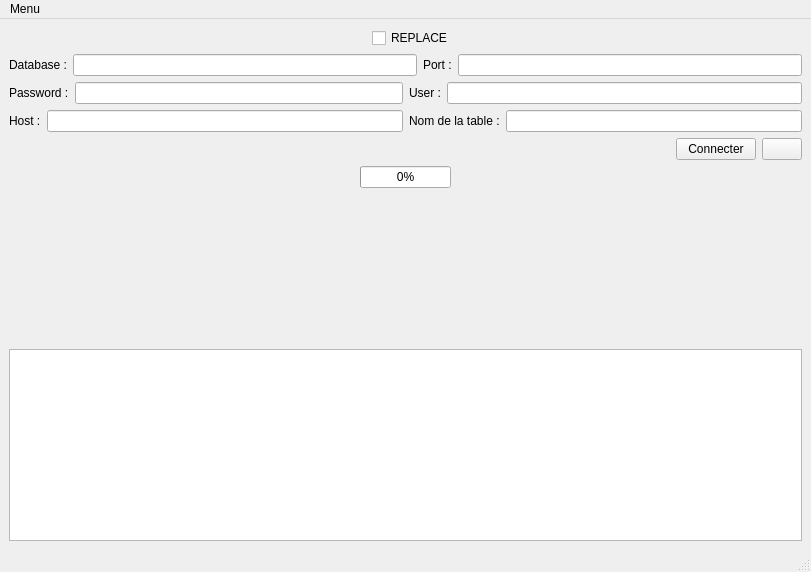
Maxime-Cllt/DataStorm, file src/insertwindow.ui: the form before one commit.
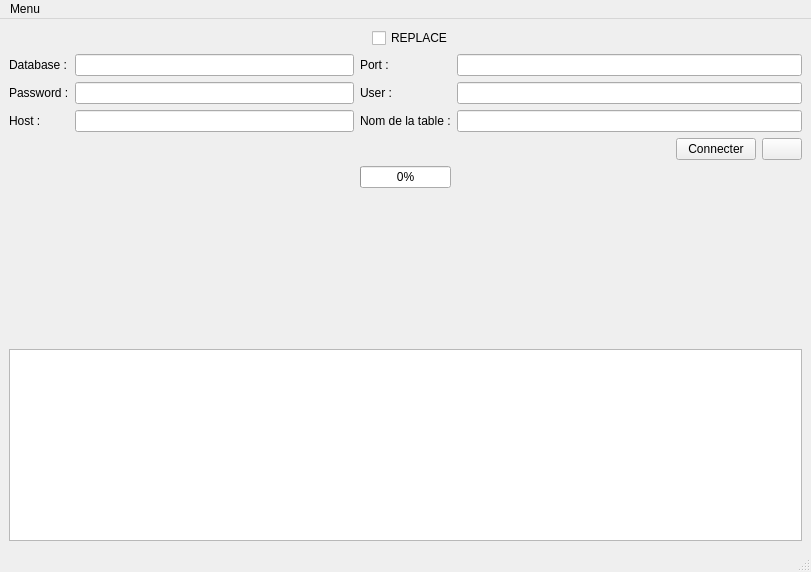
The form after the commit.

Commit message: Code clean up Ui updt Cmake updt Updt README.md for requirement

Diff of the .ui file:
```diff
--- a/src/insertwindow.ui
+++ b/src/insertwindow.ui
@@ -17,7 +17,7 @@
    <string>MainWindow</string>
   </property>
   <widget class="QWidget" name="centralwidget">
-   <layout class="QVBoxLayout" name="verticalLayout">
+   <layout class="QVBoxLayout" name="verticalLayout_5">
     <item>
      <layout class="QHBoxLayout" name="horizontalLayout_5">
       <item>
@@ -69,35 +69,18 @@
      </layout>
     </item>
     <item>
-     <layout class="QGridLayout" name="gridLayout_2">
-      <item row="0" column="0">
-       <layout class="QGridLayout" name="gridLayout">
-        <item row="0" column="0">
-         <widget class="QLabel" name="label_3">
-          <property name="text">
-           <string>Database :</string>
-          </property>
-         </widget>
-        </item>
-        <item row="0" column="1">
-         <widget class="QLineEdit" name="databaseInput"/>
-        </item>
-        <item row="0" column="2">
-         <widget class="QLabel" name="label_4">
-          <property name="text">
-           <string>Port :</string>
-          </property>
-         </widget>
-        </item>
-        <item row="0" column="3">
-         <widget class="QLineEdit" name="portInput"/>
-        </item>
-       </layout>
-      </item>
-      <item row="1" column="0">
-       <layout class="QHBoxLayout" name="horizontalLayout_7">
+     <layout class="QHBoxLayout" name="horizontalLayout_2">
+      <item>
+       <layout class="QHBoxLayout" name="horizontalLayout">
         <item>
-         <layout class="QHBoxLayout" name="horizontalLayout_6">
+         <layout class="QVBoxLayout" name="verticalLayout">
+          <item>
+           <widget class="QLabel" name="label_3">
+            <property name="text">
+             <string>Database :</string>
+            </property>
+           </widget>
+          </item>
           <item>
            <widget class="QLabel" name="label_6">
             <property name="text">
@@ -106,52 +89,61 @@
            </widget>
           </item>
           <item>
+           <widget class="QLabel" name="label_2">
+            <property name="text">
+             <string>Host :</string>
+            </property>
+           </widget>
+          </item>
+         </layout>
+        </item>
+        <item>
+         <layout class="QVBoxLayout" name="verticalLayout_2">
+          <item>
+           <widget class="QLineEdit" name="databaseInput"/>
+          </item>
+          <item>
            <widget class="QLineEdit" name="passwordInput"/>
           </item>
-         </layout>
-        </item>
-        <item>
-         <layout class="QHBoxLayout" name="horizontalLayout">
           <item>
-           <widget class="QLabel" name="label_5">
-            <property name="text">
-             <string>User :</string>
-            </property>
-           </widget>
+           <widget class="QLineEdit" name="hostInput"/>
           </item>
-          <item>
-           <widget class="QLineEdit" name="userInput"/>
-          </item>
          </layout>
         </item>
        </layout>
       </item>
-     </layout>
-    </item>
-    <item>
-     <layout class="QHBoxLayout" name="horizontalLayout_9">
       <item>
-       <layout class="QHBoxLayout" name="horizontalLayout_8">
+       <layout class="QVBoxLayout" name="verticalLayout_3">
         <item>
-         <widget class="QLabel" name="label_2">
+         <widget class="QLabel" name="label_4">
           <property name="text">
-           <string>Host :</string>
+           <string>Port :</string>
           </property>
          </widget>
         </item>
         <item>
-         <widget class="QLineEdit" name="hostInput"/>
+         <widget class="QLabel" name="label_5">
+          <property name="text">
+           <string>User :</string>
+          </property>
+         </widget>
         </item>
-       </layout>
-      </item>
-      <item>
-       <layout class="QHBoxLayout" name="horizontalLayout_2">
         <item>
          <widget class="QLabel" name="label">
           <property name="text">
            <string>Nom de la table :</string>
           </property>
          </widget>
+        </item>
+       </layout>
+      </item>
+      <item>
+       <layout class="QVBoxLayout" name="verticalLayout_4">
+        <item>
+         <widget class="QLineEdit" name="portInput"/>
+        </item>
+        <item>
+         <widget class="QLineEdit" name="userInput"/>
         </item>
         <item>
          <widget class="QLineEdit" name="tableName"/>
```
The commit also changes 6 other files.
